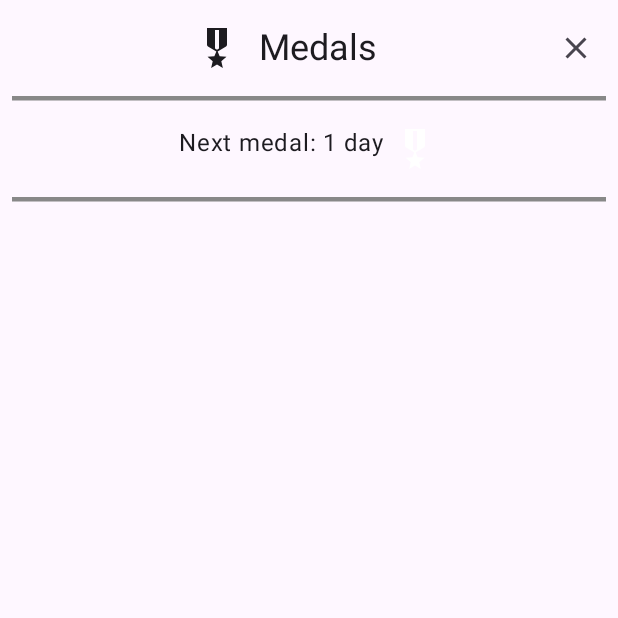
After one commit to mrbachorecz/noalcoholchallange, an Android app built with Jetpack Compose: the MedalsActivity screen opened directly, with no data from a screen before it, on a phone screen of 412 x 824 dp, the top half of it. The commit adds this screen. Run offline under Robolectric (Android 15) with nearby library versions, the phone set to English and light mode, and no system bars.

Commit message:
medals screen

```diff
--- a/app/build.gradle.kts
+++ b/app/build.gradle.kts
@@ -53,6 +53,7 @@ android {
 dependencies {
 
     implementation(libs.androidx.core.ktx)
+    implementation(libs.androidx.material.icons.extended)
     implementation(libs.androidx.lifecycle.runtime.ktx)
     implementation(libs.androidx.activity.compose)
     implementation(platform(libs.androidx.compose.bom))
--- a/app/src/main/AndroidManifest.xml
+++ b/app/src/main/AndroidManifest.xml
@@ -26,6 +26,7 @@
         <activity android:name=".maincard.MainCardActivity" />
         <activity android:name=".initialdate.DatePickerActivity" />
         <activity android:name=".settings.SettingsActivity" />
+        <activity android:name=".medals.MedalsActivity" />
 
         <receiver android:name=".notifications.NotificationReceiver" />
     </application>
--- a/app/src/main/java/com/mrbachorecz/noalcohol/SubMenuTitleWithClose.kt
+++ b/app/src/main/java/com/mrbachorecz/noalcohol/SubMenuTitleWithClose.kt
@@ -7,6 +7,7 @@ import androidx.compose.foundation.layout.fillMaxWidth
 import androidx.compose.foundation.layout.size
 import androidx.compose.foundation.layout.width
 import androidx.compose.material.icons.Icons
+import androidx.compose.material.icons.filled.Check
 import androidx.compose.material.icons.filled.Close
 import androidx.compose.material.icons.filled.Settings
 import androidx.compose.material3.ExperimentalMaterial3Api
@@ -19,6 +20,7 @@ import androidx.compose.material3.TopAppBarDefaults
 import androidx.compose.runtime.Composable
 import androidx.compose.ui.Alignment
 import androidx.compose.ui.Modifier
+import androidx.compose.ui.graphics.vector.ImageVector
 import androidx.compose.ui.unit.dp
 import androidx.compose.ui.unit.sp
 
@@ -26,6 +28,7 @@ import androidx.compose.ui.unit.sp
 @OptIn(ExperimentalMaterial3Api::class)
 fun SubMenuTitleWithClose(
     title: String,
+    imageVector: ImageVector,
     onClose: () -> Unit
 ) {
     TopAppBar(
@@ -36,7 +39,7 @@ fun SubMenuTitleWithClose(
                 horizontalArrangement = Arrangement.Center
             ) {
                 Icon(
-                    imageVector = Icons.Filled.Settings,
+                    imageVector = imageVector,
                     contentDescription = title,
                     modifier = Modifier.size(32.dp)
                 )
--- a/app/src/main/java/com/mrbachorecz/noalcohol/maincard/DaysCalculator.kt
+++ b/app/src/main/java/com/mrbachorecz/noalcohol/maincard/DaysCalculator.kt
@@ -5,10 +5,17 @@ import java.time.format.DateTimeFormatter
 import java.time.temporal.ChronoUnit
 
 object DaysCalculator {
-    fun calculateDaysPassed(storedDate: String): String {
+    fun calculateDaysPassedMessage(storedDate: String): String {
         val formatter = DateTimeFormatter.ISO_LOCAL_DATE
         val startDate = LocalDate.parse(storedDate, formatter)
         val daysPassed = ChronoUnit.DAYS.between(startDate, LocalDate.now())
         return "No Alcohol: $daysPassed days"
     }
+
+    fun calculateDaysPassed(storedDate: String): Int {
+        if (storedDate.isEmpty()) return 0
+        val formatter = DateTimeFormatter.ISO_LOCAL_DATE
+        val startDate = LocalDate.parse(storedDate, formatter)
+        return ChronoUnit.DAYS.between(startDate, LocalDate.now()).toInt()
+    }
 }
--- /dev/null
+++ b/app/src/main/java/com/mrbachorecz/noalcohol/medals/Medals.kt
@@ -0,0 +1,65 @@
+package com.mrbachorecz.noalcohol.medals
+
+import androidx.compose.foundation.layout.Row
+import androidx.compose.foundation.layout.height
+import androidx.compose.foundation.layout.width
+import androidx.compose.material.icons.Icons
+import androidx.compose.material.icons.filled.MilitaryTech
+import androidx.compose.material3.Icon
+import androidx.compose.material3.Text
+import androidx.compose.runtime.Composable
+import androidx.compose.ui.Modifier
+import androidx.compose.ui.graphics.Color
+import androidx.compose.ui.res.painterResource
+import androidx.compose.ui.unit.dp
+import com.mrbachorecz.noalcohol.R
+
+val Gold = Color(0xFFFFD700)
+val Silver = Color(0xFFC0C0C0)
+val Bronze = Color(0xFFCD7F32)
+val Platinum = Color(0xFFE5E4E2)
+
+val MEDALS: Map<Int, MedalInfo> = mapOf(
+    1 to MedalInfo(Color.White, "1 day", "white"),
+    7 to MedalInfo(Bronze, "1 week", "bronze"),
+    30 to MedalInfo(Silver, "1 month", "silver"),
+    100 to MedalInfo(Gold, "100 days", "gold"),
+    365 to MedalInfo(Platinum, "1 year", "platinum"),
+)
+
+data class MedalInfo(
+    val color: Color,
+    val message: String,
+    val colorName: String
+)
+
+@Composable
+fun MedalIcon(medal: MedalInfo) {
+    Icon(
+        imageVector = Icons.Filled.MilitaryTech,
+        contentDescription = medal.message,
+        tint = medal.color,
+        modifier = Modifier
+            .width(32.dp)
+            .height(32.dp)
+    )
+}
+
+@Composable
+fun CurrentAndNextMessage(current: MedalInfo?, next: MedalInfo?) {
+    when {
+        current == null && next != null -> Row {
+            Text("Next medal: ${next.message} ")
+            MedalIcon(next)
+        }
+        current != null && next == null -> Text("All medals earned!!!")
+        current != null && next != null -> Row {
+            Text("Current: ")
+            MedalIcon(current)
+            Text(", next: ${next.message} ")
+            MedalIcon(next)
+            Text(".")
+        }
+        else -> Text("No medals earned yet.")
+    }
+}
--- /dev/null
+++ b/app/src/main/java/com/mrbachorecz/noalcohol/medals/MedalsActivity.kt
@@ -0,0 +1,25 @@
+package com.mrbachorecz.noalcohol.medals
+
+import android.os.Bundle
+import androidx.activity.ComponentActivity
+import androidx.activity.compose.setContent
+import com.mrbachorecz.noalcohol.UITheme
+import com.mrbachorecz.noalcohol.maincard.DaysCalculator.calculateDaysPassed
+import com.mrbachorecz.noalcohol.storage.readLastDrinkingDate
+
+class MedalsActivity : ComponentActivity() {
+    override fun onCreate(savedInstanceState: Bundle?) {
+        super.onCreate(savedInstanceState)
+
+        val storedDate = readLastDrinkingDate(this)
+        val numberOfDays = calculateDaysPassed(storedDate)
+        setContent {
+            UITheme {
+                MedalsScreen(
+                    numberOfDays = numberOfDays,
+                    onClose= {finish()}
+                )
+            }
+        }
+    }
+}
--- /dev/null
+++ b/app/src/main/java/com/mrbachorecz/noalcohol/medals/MedalsScreen.kt
@@ -0,0 +1,107 @@
+package com.mrbachorecz.noalcohol.medals
+
+import androidx.compose.foundation.layout.Arrangement
+import androidx.compose.foundation.layout.Column
+import androidx.compose.foundation.layout.Row
+import androidx.compose.foundation.layout.Spacer
+import androidx.compose.foundation.layout.fillMaxSize
+import androidx.compose.foundation.layout.fillMaxWidth
+import androidx.compose.foundation.layout.height
+import androidx.compose.foundation.layout.padding
+import androidx.compose.foundation.layout.width
+import androidx.compose.material.icons.Icons
+import androidx.compose.material.icons.filled.MilitaryTech
+import androidx.compose.material3.ExperimentalMaterial3Api
+import androidx.compose.material3.HorizontalDivider
+import androidx.compose.material3.Icon
+import androidx.compose.material3.MaterialTheme
+import androidx.compose.material3.Scaffold
+import androidx.compose.material3.Text
+import androidx.compose.runtime.Composable
+import androidx.compose.ui.Alignment
+import androidx.compose.ui.Modifier
+import androidx.compose.ui.graphics.Color
+import androidx.compose.ui.text.style.TextAlign
+import androidx.compose.ui.unit.dp
+import com.mrbachorecz.noalcohol.SubMenuTitleWithClose
+
+@OptIn(ExperimentalMaterial3Api::class)
+@Composable
+fun MedalsScreen(
+    numberOfDays: Int,
+    onClose: () -> Unit
+) {
+
+    val dividerColor = Color.Gray
+
+    Scaffold(
+        topBar = {
+            SubMenuTitleWithClose(
+                title = "Medals",
+                imageVector = Icons.Filled.MilitaryTech,
+                onClose = onClose
+            )
+        },
+        bottomBar = {
+
+        },
+        containerColor = MaterialTheme.colorScheme.background
+    ) { innerPadding ->
+        Column(
+            modifier = Modifier
+                .fillMaxSize()
+                .padding(innerPadding)
+        ) {
+            HorizontalDivider(
+                color = dividerColor,
+                thickness = 3.dp,
+                modifier = Modifier.padding(horizontal = 8.dp)
+            )
+            Row(
+                modifier = Modifier
+                    .fillMaxWidth()
+                    .padding(horizontal = 16.dp, vertical = 16.dp),
+                verticalAlignment = Alignment.CenterVertically,
+                horizontalArrangement = Arrangement.Center
+            ) {
+                val sortedMedals = MEDALS.toList().sortedBy { (days, _) -> days }
+                val currentMedal = sortedMedals.lastOrNull { numberOfDays >= it.first }?.second
+                val nextMedal = sortedMedals.firstOrNull { numberOfDays < it.first }?.second
+                CurrentAndNextMessage(currentMedal, nextMedal)
+            }
+
+            HorizontalDivider(
+                color = dividerColor,
+                thickness = 3.dp,
+                modifier = Modifier.padding(horizontal = 8.dp)
+            )
+
+            MEDALS
+                .toList()
+                .sortedByDescending { (days, _) -> days }
+                .filter { (days, _) -> numberOfDays >= days }
+                .forEach { (_, medal) ->
+                Row(
+                    modifier = Modifier
+                        .fillMaxWidth()
+                        .padding(horizontal = 16.dp, vertical = 12.dp),
+                    verticalAlignment = Alignment.CenterVertically
+                ) {
+                    Icon(
+                        imageVector = Icons.Filled.MilitaryTech,
+                        contentDescription = medal.message,
+                        tint = medal.color,
+                        modifier = Modifier
+                            .width(32.dp)
+                            .height(32.dp)
+                    )
+                    Spacer(modifier = Modifier.width(8.dp))
+                    Text(
+                        text = medal.message,
+                        color = MaterialTheme.colorScheme.onBackground
+                    )
+                }
+            }
+        }
+    }
+}
--- a/app/src/main/java/com/mrbachorecz/noalcohol/notifications/NotificationReceiver.kt
+++ b/app/src/main/java/com/mrbachorecz/noalcohol/notifications/NotificationReceiver.kt
@@ -6,7 +6,7 @@ import android.content.BroadcastReceiver
 import android.content.Context
 import android.content.Intent
 import androidx.core.app.NotificationCompat
-import com.mrbachorecz.noalcohol.maincard.DaysCalculator.calculateDaysPassed
+import com.mrbachorecz.noalcohol.maincard.DaysCalculator.calculateDaysPassedMessage
 import com.mrbachorecz.noalcohol.R
 import com.mrbachorecz.noalcohol.storage.readLastDrinkingDate
 
@@ -25,7 +25,7 @@ class NotificationReceiver : BroadcastReceiver() {
         notificationManager.createNotificationChannel(channel)
 
         val storedDate = readLastDrinkingDate(context)
-        val daysPassed = calculateDaysPassed(storedDate)
+        val daysPassed = calculateDaysPassedMessage(storedDate)
 
         val notification = NotificationCompat.Builder(context, channelId)
             .setContentTitle("Congratulation 🎉")
--- a/gradle/libs.versions.toml
+++ b/gradle/libs.versions.toml
@@ -8,9 +8,11 @@ espressoCore = "3.7.0"
 lifecycleRuntimeKtx = "2.9.2"
 activityCompose = "1.10.1"
 composeBom = "2024.09.00"
+materialIconsExtended = "1.7.8"
 
 [libraries]
 androidx-core-ktx = { group = "androidx.core", name = "core-ktx", version.ref = "coreKtx" }
+androidx-material-icons-extended = { module = "androidx.compose.material:material-icons-extended", version.ref = "materialIconsExtended" }
 junit = { group = "junit", name = "junit", version.ref = "junit" }
 androidx-junit = { group = "androidx.test.ext", name = "junit", version.ref = "junitVersion" }
 androidx-espresso-core = { group = "androidx.test.espresso", name = "espresso-core", version.ref = "espressoCore" }
```
Also changed, not shown: app/src/main/java/com/mrbachorecz/noalcohol/maincard/MainCardActivity.kt (+6 -1 lines), app/src/main/java/com/mrbachorecz/noalcohol/maincard/MainCardScreen.kt (+33 -4 lines), app/src/main/java/com/mrbachorecz/noalcohol/settings/SettingsScreen.kt (+9 -1 lines), 1 other file.
